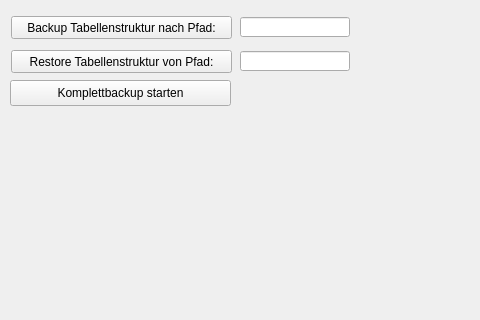
Above: form_backup.ui from 15831944/CBrain before the change; both pictures show x 0 to 480 and y 0 to 320 of the 685 by 423 pixel window. Below: the same form after it.
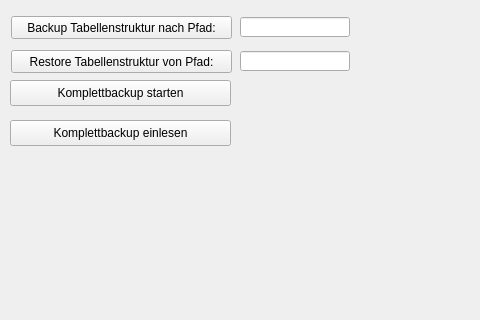
That is the form after the change.

What changed in the file:
```diff
--- a/form_backup.ui
+++ b/form_backup.ui
@@ -72,6 +72,19 @@
     <string>Komplettbackup starten</string>
    </property>
   </widget>
+  <widget class="QPushButton" name="pushButton_restore_all">
+   <property name="geometry">
+    <rect>
+     <x>10</x>
+     <y>120</y>
+     <width>221</width>
+     <height>26</height>
+    </rect>
+   </property>
+   <property name="text">
+    <string>Komplettbackup einlesen</string>
+   </property>
+  </widget>
  </widget>
  <resources/>
  <connections/>
```
